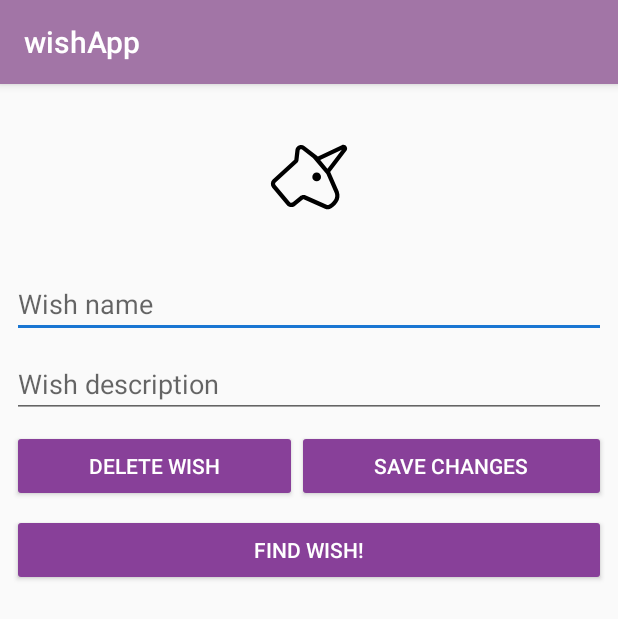
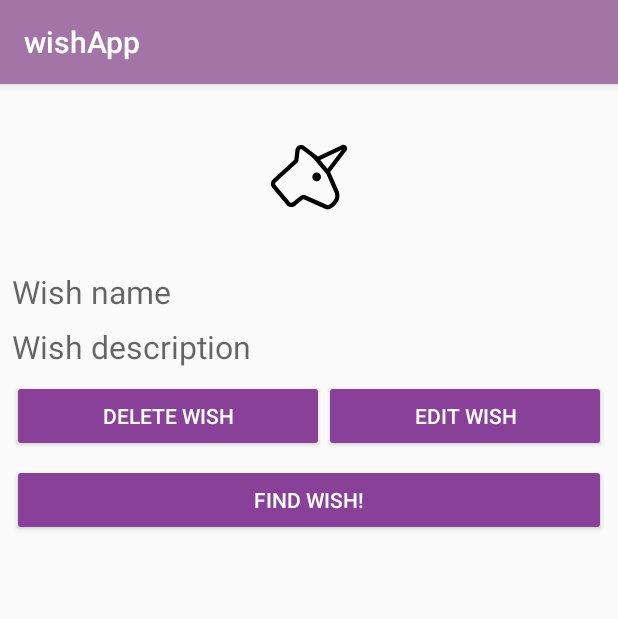
Before and after one commit to bartsto/wishApp, an Android app: the WishDetailActivity screen opened directly, with no data from a screen before it, on a phone screen of 412 x 824 dp. Shown: the top 619 px of the screen. Run offline under Robolectric (Android 15) with nearby library versions, the phone set to English and light mode, and no system bars; pictures from the network do not load; 4 statements that could not run were skipped.

Commit message:
Added edit wish in dialog window.

```diff
--- a/app/src/main/res/layout/activity_wish_detail.xml
+++ b/app/src/main/res/layout/activity_wish_detail.xml
@@ -1,5 +1,6 @@
 <?xml version="1.0" encoding="utf-8"?>
-<ScrollView xmlns:android="http://schemas.android.com/apk/res/android" android:layout_width="match_parent"
+<ScrollView xmlns:android="http://schemas.android.com/apk/res/android" xmlns:tools="http://schemas.android.com/tools"
+            android:layout_width="match_parent"
             android:layout_height="match_parent">
     <android.support.constraint.ConstraintLayout
             xmlns:android="http://schemas.android.com/apk/res/android"
@@ -20,10 +21,9 @@
                 app:layout_constraintTop_toTopOf="parent"
                 app:layout_constraintStart_toStartOf="parent"
                 android:layout_marginStart="8dp"/>
-        <EditText
+        <TextView
                 android:layout_width="match_parent"
                 android:layout_height="wrap_content"
-
                 android:hint="@string/hint_description"
                 android:id="@+id/wish_desc_display"
                 app:layout_constraintTop_toBottomOf="@+id/wish_name_display"
@@ -31,11 +31,13 @@
                 android:layout_marginStart="8dp"
                 app:layout_constraintStart_toStartOf="parent"
                 android:layout_marginEnd="8dp"
+                android:textColor="#000000"
+                android:textSize="21sp"
                 app:layout_constraintEnd_toEndOf="parent"/>
-        <EditText
+        <TextView
                 android:layout_width="match_parent"
                 android:layout_height="wrap_content"
-
+                android:textFontWeight="30"
                 android:hint="@string/hint_name"
                 android:id="@+id/wish_name_display"
                 android:layout_marginStart="8dp"
@@ -43,7 +45,10 @@
                 android:layout_marginEnd="8dp"
                 app:layout_constraintEnd_toEndOf="parent"
                 android:layout_marginTop="8dp"
-                app:layout_constraintTop_toBottomOf="@+id/wish_detail_image"/>
+                android:textSize="21sp"
+                android:textStyle="bold"
+                app:layout_constraintTop_toBottomOf="@+id/wish_detail_image"
+                android:textColor="#000000"/>
         <LinearLayout android:layout_width="fill_parent"
                       android:layout_height="wrap_content"
                       android:layout_marginTop="8dp"
@@ -64,7 +69,7 @@
                     android:layout_weight="1"
                     app:layout_constraintStart_toStartOf="parent"/>
             <Button
-                    android:text="@string/button_save_changes"
+                    android:text="@string/button_edit_wish"
                     android:layout_width="wrap_content"
                     android:layout_height="wrap_content"
                     android:id="@+id/button_save_edited"
--- a/app/src/main/res/values/strings.xml
+++ b/app/src/main/res/values/strings.xml
@@ -9,7 +9,9 @@
     <string name="button_gallery">Gallery</string>
     <string name="button_add">Add wish</string>
     <string name="button_new">New wish!</string>
-    <string name="button_save_changes">Save changes</string>
+    <string name="button_edit_wish">Edit wish</string>
     <string name="button_delete_wish">Delete wish</string>
     <string name="button_find">Find wish!</string>
+    <string name="hint_enter_name">Enter name</string>
+    <string name="hint_enter_description">Enter description</string>
 </resources>
```
Also changed, not shown: app/src/main/java/com/example/wishapp/DatabaseHandler.kt (+12 -1 lines), app/src/main/java/com/example/wishapp/WishDetailActivity.kt (+64 -32 lines), app/src/main/res/layout/update_dialog.xml (added, +25 -0 lines).
